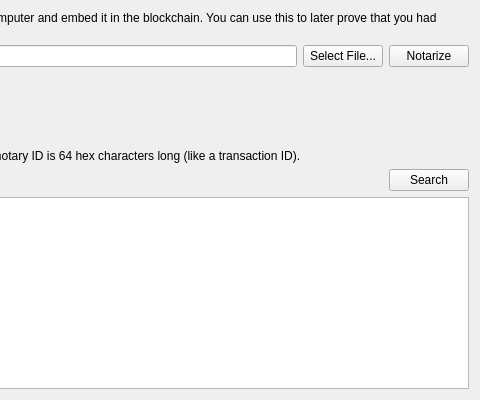
Above: src/qt/forms/notarypage.ui from Kefkius/clams before the change; both pictures show x 310 to 790 and y 0 to 400 of the 790 by 400 pixel window. Below: the same form after it.
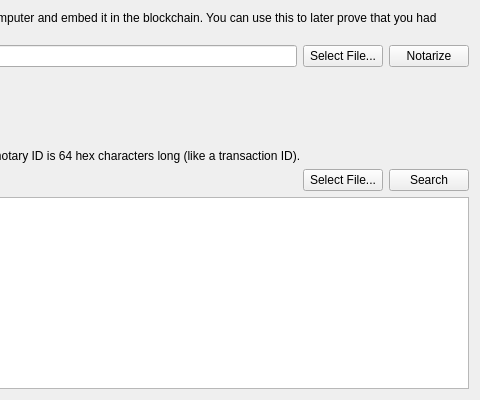
That is the form after the change. Custom widgets are drawn as their Qt base class.

Commit message: Notary search: Enable file selection

What changed in the file:
```diff
--- a/src/qt/forms/notarypage.ui
+++ b/src/qt/forms/notarypage.ui
@@ -101,6 +101,13 @@
            </property>
           </widget>
          </item>
+         <item>
+          <widget class="QPushButton" name="searchSelectFileButton">
+           <property name="text">
+            <string>Select File...</string>
+           </property>
+          </widget>
+         </item>
          <item>
           <widget class="QPushButton" name="searchNotaryButton">
            <property name="text">
```
The commit also changes 3 other files.
